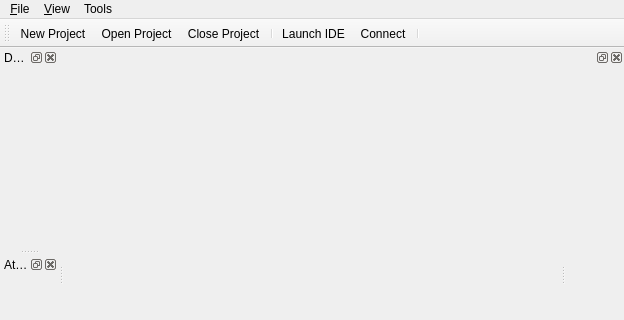
Old version of the form DesignerTool/src/MainWindow.ui in the repository GameOverture/HarmonyEngine; both pictures show x 0 to 624 and y 0 to 320 of the 624 by 546 pixel window.
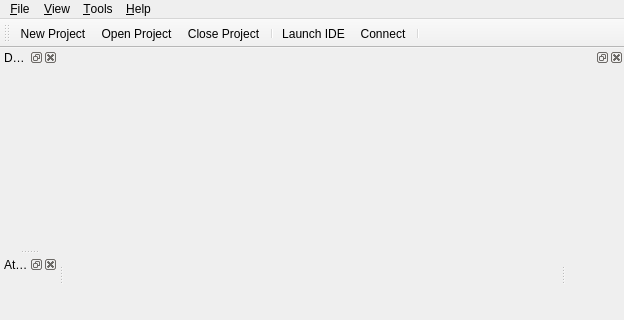
New version of the form. Icons and pictures are not drawn. Custom widgets are drawn as their Qt base class.

Commit message: About dialog and some minor cleanup on checker grid

```diff
--- a/DesignerTool/src/MainWindow.ui
+++ b/DesignerTool/src/MainWindow.ui
@@ -91,14 +91,21 @@
    </widget>
    <widget class="QMenu" name="menu_Tools">
     <property name="title">
-     <string>Tools</string>
+     <string>&amp;Tools</string>
     </property>
     <addaction name="actionLaunchIDE"/>
     <addaction name="actionConnect"/>
    </widget>
+   <widget class="QMenu" name="menu_Help">
+    <property name="title">
+     <string>&amp;Help</string>
+    </property>
+    <addaction name="actionAbout"/>
+   </widget>
    <addaction name="menu_File"/>
    <addaction name="menu_View"/>
    <addaction name="menu_Tools"/>
+   <addaction name="menu_Help"/>
   </widget>
   <widget class="QToolBar" name="mainToolBar">
    <attribute name="toolBarArea">
```
Left out of the diff: 5 changed lines with no effect on the pictures. The commit also changes 4 other files.
